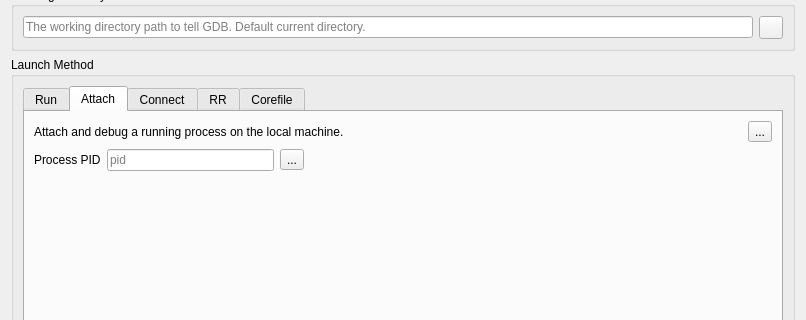
epasveer/seer, file src/SeerDebugDialog.ui: the form before one commit; both pictures show x 0 to 806 and y 164 to 484 of the 806 by 1040 pixel window.
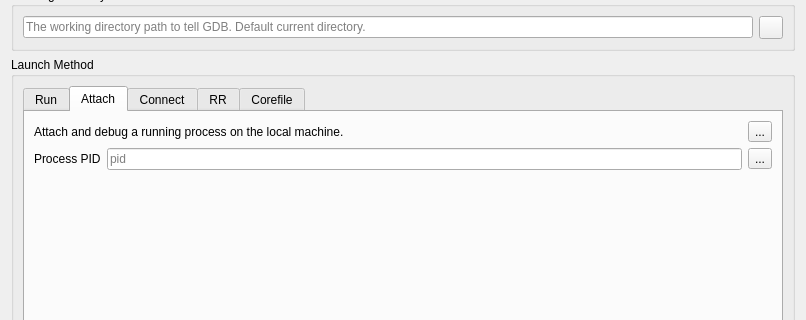
The form after the commit. The open tabs and pages were chosen to show the change. Icons and pictures are not drawn.

Commit message: First pass at setting working directory for connect/attach.

What changed in the file:
```diff
--- a/src/SeerDebugDialog.ui
+++ b/src/SeerDebugDialog.ui
@@ -492,7 +492,7 @@
          <attribute name="title">
           <string>Attach</string>
          </attribute>
-         <layout class="QGridLayout" name="gridLayout_8">
+         <layout class="QGridLayout" name="gridLayout_2">
           <item row="0" column="0">
            <layout class="QHBoxLayout" name="horizontalLayout_9">
             <item>
@@ -532,15 +532,15 @@
            </layout>
           </item>
           <item row="1" column="0">
-           <layout class="QGridLayout" name="gridLayout_2">
-            <item row="0" column="0">
+           <layout class="QHBoxLayout" name="horizontalLayout_12">
+            <item>
              <widget class="QLabel" name="attachProgramPidLabel">
               <property name="text">
                <string>Process PID</string>
               </property>
              </widget>
             </item>
-            <item row="0" column="1">
+            <item>
              <widget class="QLineEdit" name="attachProgramPidLineEdit">
               <property name="sizePolicy">
                <sizepolicy hsizetype="Expanding" vsizetype="Fixed">
@@ -548,12 +548,6 @@
                 <verstretch>0</verstretch>
                </sizepolicy>
               </property>
-              <property name="maximumSize">
-               <size>
-                <width>200</width>
-                <height>16777215</height>
-               </size>
-              </property>
               <property name="toolTip">
                <string>The process pid.</string>
               </property>
@@ -568,7 +562,7 @@
               </property>
              </widget>
             </item>
-            <item row="0" column="2">
+            <item>
              <widget class="QToolButton" name="attachProgramPidToolButton">
               <property name="toolTip">
                <string>Open a dialog to select a pid on the local system.</string>
@@ -578,23 +572,9 @@
               </property>
              </widget>
             </item>
-            <item row="0" column="3">
-             <spacer name="horizontalSpacer_3">
-              <property name="orientation">
-               <enum>Qt::Horizontal</enum>
-              </property>
-              <property name="sizeType">
-               <enum>QSizePolicy::Preferred</enum>
-              </property>
-              <property name="sizeHint" stdset="0">
-               <size>
-                <width>468</width>
-                <height>24</height>
-               </size>
-              </property>
-             </spacer>
-            </item>
-            <item row="1" column="3">
+           </layout>
+          </item>
+          <item row="2" column="0">
              <spacer name="verticalSpacer_3">
               <property name="orientation">
                <enum>Qt::Vertical</enum>
@@ -602,12 +582,10 @@
               <property name="sizeHint" stdset="0">
                <size>
                 <width>20</width>
-                <height>418</height>
+              <height>192</height>
                </size>
               </property>
              </spacer>
-            </item>
-           </layout>
           </item>
          </layout>
         </widget>
```
Left out of the diff: 2 changed lines with no effect on the pictures. Lines whose indentation alone changed are shown as unchanged. The commit also changes 1 other file.
